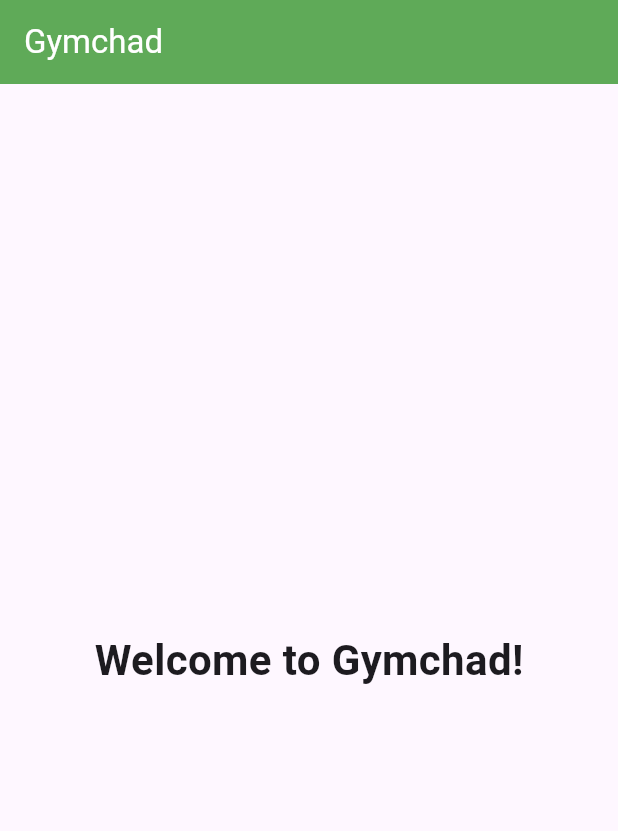
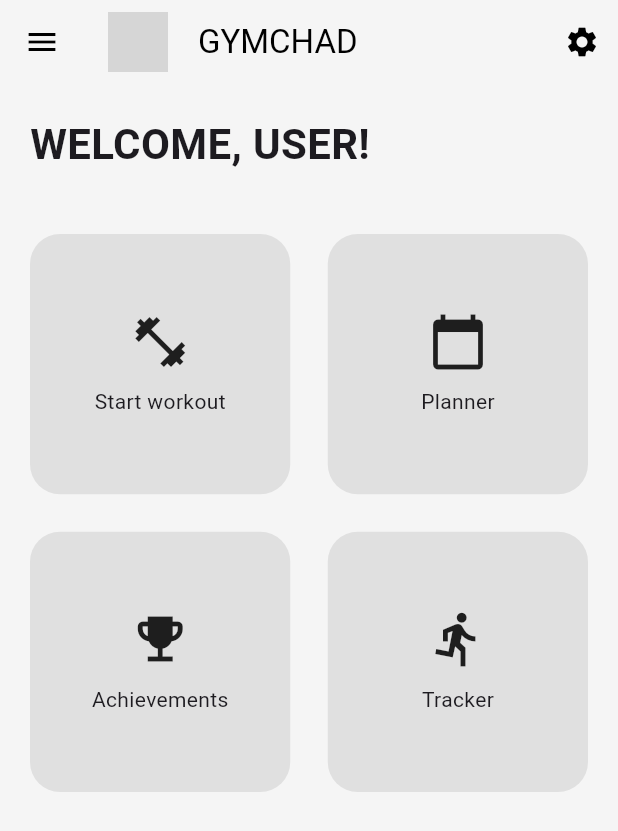
Before and after one commit to shiirudo-0/HCI-Final-Project, a Flutter app: the screen it shows after launch, after a tap on "SKIP", on a phone screen of 412 x 824 dp. Shown: the top 831 px of the screen. Run offline on Flutter 3.47's test engine with Material 3 defaults, Android fonts, the light colour scheme and no system bars; our stand-ins replace flutter_native_splash; grey boxes are pictures that could not be loaded.

Commit message:
updated w/ homePage and menu

```diff
--- a/lib/home.dart
+++ b/lib/home.dart
@@ -1,28 +1,191 @@
 import 'package:flutter/material.dart';
 
-class HomeScreen extends StatelessWidget {
-  const HomeScreen({super.key});
+void main() {
+  runApp(MyApp());
+}
 
+class MyApp extends StatelessWidget {
+  @override
+  Widget build(BuildContext context) {
+    return MaterialApp(
+      debugShowCheckedModeBanner: false,
+      home: HomePage(),
+    );
+  }
+}
+
+class HomePage extends StatelessWidget {
   @override
   Widget build(BuildContext context) {
     return Scaffold(
-      // The AppBar is the header at the top of the screen
+      drawer: Drawer(
+        child: ListView(
+          children: [
+            DrawerHeader(
+              decoration: BoxDecoration(color: Colors.green),
+              child: Column(
+                crossAxisAlignment: CrossAxisAlignment.start,
+                children: [
+                  Image.asset('gymchad.png', height: 60),
+                  SizedBox(height: 20),
+                  Text(
+                    "GYMCHAD",
+                    style: TextStyle(color: Colors.white, fontSize: 20),
+                  ),
+                ],
+              ),
+            ),
+            ListTile(
+              leading: Icon(Icons.home),
+              title: Text("Home"),
+              onTap: () {
+                Navigator.pop(context);
+              },
+            ),
+            ListTile(
+              leading: Icon(Icons.fitness_center),
+              title: Text("Workout"),
+              onTap: () {
+                Navigator.push(
+                  context,
+                  MaterialPageRoute(builder: (_) => PlaceholderPage("Workout")),
+                );
+              },
+            ),
+            ListTile(
+              leading: Icon(Icons.calendar_today),
+              title: Text("Planner"),
+              onTap: () {
+                Navigator.push(
+                  context,
+                  MaterialPageRoute(builder: (_) => PlaceholderPage("Planner")),
+                );
+              },
+            ),
+            ListTile(
+              leading: Icon(Icons.emoji_events),
+              title: Text("Achievements"),
+              onTap: () {
+                Navigator.push(
+                  context,
+                  MaterialPageRoute(builder: (_) => PlaceholderPage("Achievements")),
+                );
+              },
+            ),
+            ListTile(
+              leading: Icon(Icons.directions_run),
+              title: Text("Tracker"),
+              onTap: () {
+                Navigator.push(
+                  context,
+                  MaterialPageRoute(builder: (_) => PlaceholderPage("Tracker")),
+                );
+              },
+            ),
+          ],
+        ),
+      ),
       appBar: AppBar(
-        title: const Text("Gymchad"),
-        backgroundColor: Color(0xFF5FAA58),
-        foregroundColor: Colors.white,
+        backgroundColor: Colors.transparent,
+        elevation: 0,
+        iconTheme: IconThemeData(color: Colors.black),
+        title: Row(
+          children: [
+            Image.asset('gymchad.png', height: 40),
+            SizedBox(width: 20),
+            Text(
+              "GYMCHAD",
+              style: TextStyle(color: Colors.black),
+            ),
+          ],
+        ),
+        actions: [
+          IconButton(
+            icon: Icon(Icons.settings, color: Colors.black),
+            onPressed: () {
+              Navigator.push(
+                context,
+                MaterialPageRoute(builder: (_) => PlaceholderPage("Settings")),
+              );
+            },
+          )
+        ],
       ),
+      backgroundColor: Colors.grey[100],
+      body: Padding(
+        padding: EdgeInsets.symmetric(horizontal: 20),
+        child: Column(
+          crossAxisAlignment: CrossAxisAlignment.start,
+          children: [
+            SizedBox(height: 20),
+            Text(
+              "WELCOME, USER!",
+              style: TextStyle(
+                fontSize: 28,
+                fontWeight: FontWeight.bold,
+              ),
+            ),
+            SizedBox(height: 40),
+            Expanded(
+              child: GridView.count(
+                crossAxisCount: 2,
+                mainAxisSpacing: 25,
+                crossAxisSpacing: 25,
+                children: [
+                  buildMenuCard(context, Icons.fitness_center, "Start workout"),
+                  buildMenuCard(context, Icons.calendar_today, "Planner"),
+                  buildMenuCard(context, Icons.emoji_events, "Achievements"),
+                  buildMenuCard(context, Icons.directions_run, "Tracker"),
+                ],
+              ),
+            ),
+          ],
+        ),
+      ),
+    );
+  }
 
-      // Center places our text perfectly in the middle of the screen
-      body: const Center(
-        child: Text(
-          "Welcome to Gymchad!",
-          style: TextStyle(
-            fontSize: 28,
-            fontWeight: FontWeight.bold,
-          ),
+  Widget buildMenuCard(BuildContext context, IconData icon, String title) {
+    return GestureDetector(
+      onTap: () {
+        Navigator.push(
+          context,
+          MaterialPageRoute(builder: (_) => PlaceholderPage(title)),
+        );
+      },
+      child: Container(
+        decoration: BoxDecoration(
+          color: Colors.grey[300],
+          borderRadius: BorderRadius.circular(20),
+        ),
+        child: Column(
+          mainAxisAlignment: MainAxisAlignment.center,
+          children: [
+            Icon(icon, size: 40),
+            SizedBox(height: 10),
+            Text(title),
+          ],
         ),
       ),
     );
   }
 }
+
+class PlaceholderPage extends StatelessWidget {
+  final String title;
+
+  PlaceholderPage(this.title);
+
+  @override
+  Widget build(BuildContext context) {
+    return Scaffold(
+      appBar: AppBar(title: Text(title)),
+      body: Center(
+        child: Text(
+          "$title Page",
+          style: TextStyle(fontSize: 22),
+        ),
+      ),
+    );
+  }
+}
--- a/lib/onboardingscreen.dart
+++ b/lib/onboardingscreen.dart
@@ -168,7 +168,7 @@ class _OnboardingScreenState extends State<OnboardingScreen> {
                       Navigator.pushReplacement(
                         context,
                         MaterialPageRoute(
-                          builder: (context) => const HomeScreen(),
+                          builder: (context) => HomePage(),
                         ),
 
                       );
@@ -196,7 +196,7 @@ class _OnboardingScreenState extends State<OnboardingScreen> {
                         Navigator.pushReplacement(
                           context,
                           MaterialPageRoute(
-                            builder: (context) => const HomeScreen(),
+                            builder: (context) => HomePage(),
                           ),
                         );
                       } else {
```
